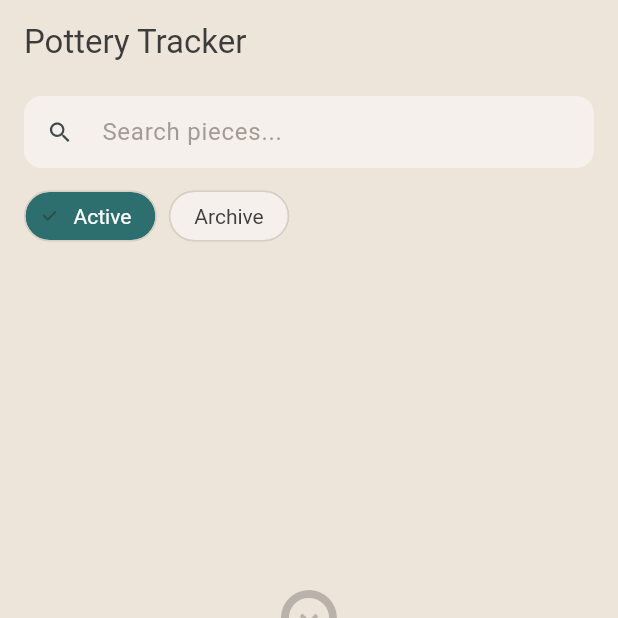
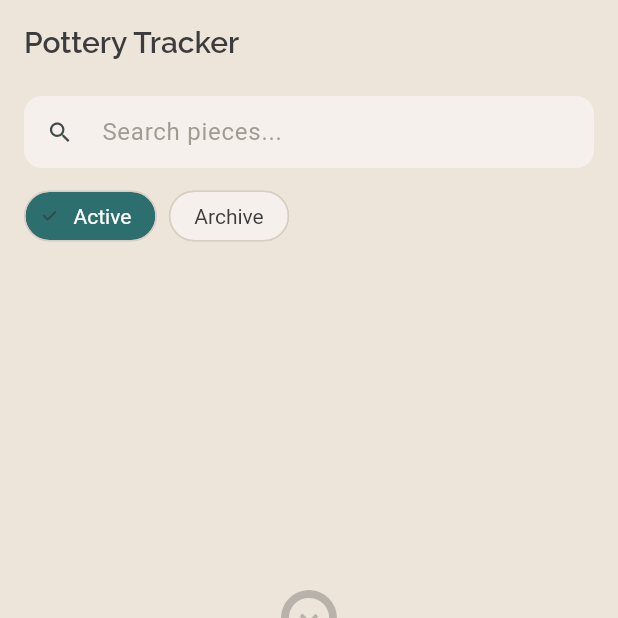
Before and after one commit to xu-albert/pottery-tracker, a Flutter app: the screen it shows after launch, after a tap on "Skip for now", on a phone screen of 412 x 824 dp, the top half of it. Run offline on Flutter 3.47's test engine with Material 3 defaults, Android fonts, the phone set to English and light mode, and no system bars; our stand-ins replace drift, drift_flutter, flutter_image_compress, flutter_riverpod, go_router, google_fonts and 3 more; missing offline and left inert: exif; accounts and stored records are empty; generated files the repository leaves out were written again.

Commit message:
Use Raleway font for app bar titles
Adds google_fonts package and applies Raleway (semi-bold, 20px) to
all app bar titles for a cleaner look. Leaves a TODO to re-examine
fonts across the rest of the app.

Co-Authored-By: Claude Opus 4.6 <noreply@anthropic.com>

```diff
--- a/lib/core/theme/app_theme.dart
+++ b/lib/core/theme/app_theme.dart
@@ -1,7 +1,10 @@
 import 'package:flutter/material.dart';
+import 'package:google_fonts/google_fonts.dart';
 import '../constants/app_colors.dart';
 import '../constants/app_sizes.dart';
 
+// TODO: Re-examine all fonts across the app (body, labels, buttons, etc.)
+// Currently only app bar titles use Raleway; everything else is default.
 abstract final class AppTheme {
   static ThemeData get light {
     final colorScheme = ColorScheme.fromSeed(
@@ -18,11 +21,16 @@ abstract final class AppTheme {
       useMaterial3: true,
       colorScheme: colorScheme,
       scaffoldBackgroundColor: AppColors.cream,
-      appBarTheme: const AppBarTheme(
+      appBarTheme: AppBarTheme(
         backgroundColor: AppColors.cream,
         foregroundColor: AppColors.charcoal,
         elevation: 0,
         scrolledUnderElevation: 0.5,
+        titleTextStyle: GoogleFonts.raleway(
+          fontSize: 20,
+          fontWeight: FontWeight.w600,
+          color: AppColors.charcoal,
+        ),
       ),
       cardTheme: CardThemeData(
         color: AppColors.warmWhite,
--- a/pubspec.yaml
+++ b/pubspec.yaml
@@ -39,6 +39,7 @@ dependencies:
   # Auth (UI only for Phase 1)
   google_sign_in: ^6.2.2
   sign_in_with_apple: ^6.1.4
+  google_fonts: ^8.0.1
 
 dev_dependencies:
   flutter_test:
```
Also changed, not shown: pubspec.lock.
